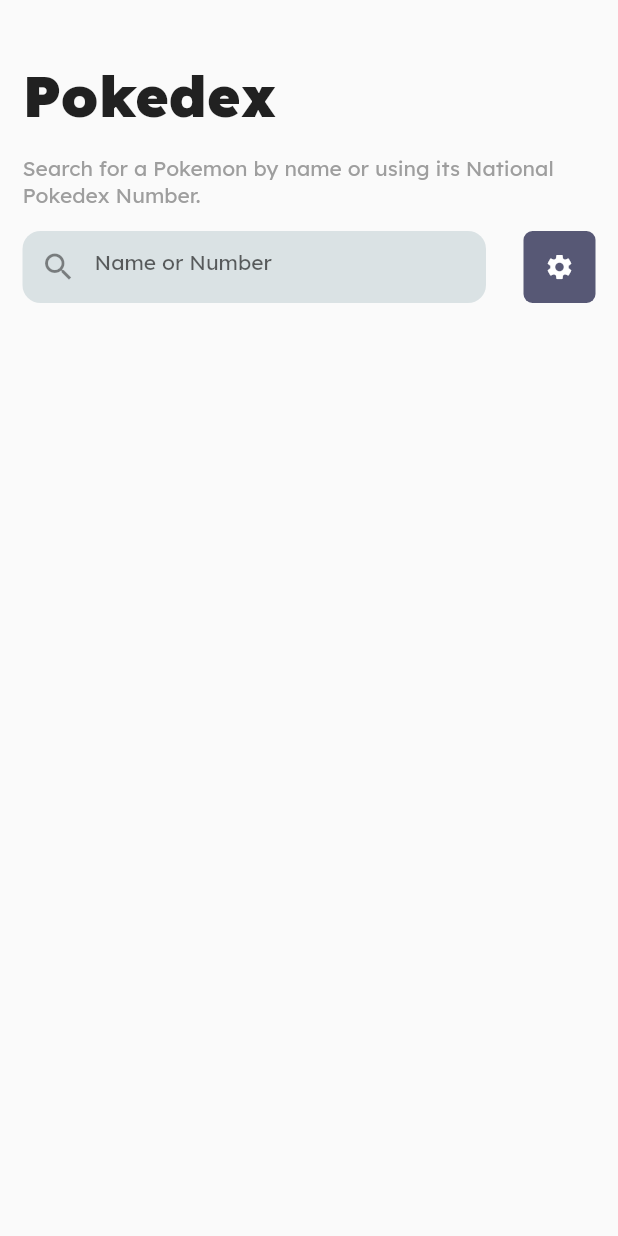
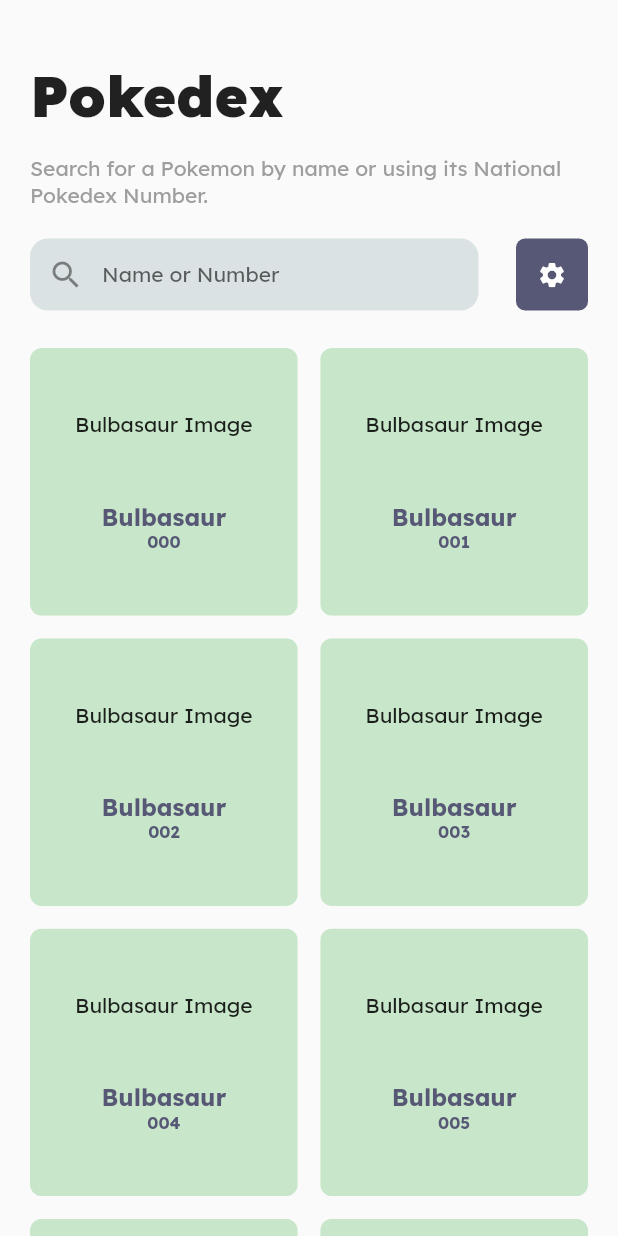
Before and after one commit to TzuChaeDahy/pokedex_app, a Flutter app: the screen it shows after launch, on a phone screen of 412 x 824 dp. Run offline on Flutter 3.47's test engine with Material 2 defaults, Android fonts, the phone set to English and light mode, and no system bars; our stand-ins replace google_fonts.

Commit message:
added gridview, and fixed inputfield alignment

```diff
--- a/lib/main.dart
+++ b/lib/main.dart
@@ -17,6 +17,7 @@ class MyApp extends StatelessWidget {
       home: const HomePage(),
       theme: ThemeData(
         textTheme: GoogleFonts.lexendTextTheme(textTheme),
+        primarySwatch: Colors.deepPurple,
       ),
     );
   }
--- a/lib/src/pages/home_page.dart
+++ b/lib/src/pages/home_page.dart
@@ -14,29 +14,31 @@ class _HomePageState extends State<HomePage> {
       body: Padding(
         padding: const EdgeInsets.only(
           top: 40,
-          right: 15,
-          left: 15,
+          right: 20,
+          left: 20,
         ),
         child: Column(
           children: [
             Column(
               crossAxisAlignment: CrossAxisAlignment.start,
-              children: [
-                const Text(
+              children: const [
+                Text(
                   "Pokedex",
                   style: TextStyle(fontSize: 38, fontWeight: FontWeight.w900),
                 ),
-                const SizedBox(
+                SizedBox(
                   height: 15,
                 ),
-                const Text(
+                Text(
                   "Search for a Pokemon by name or using its National Pokedex Number.",
                   style: TextStyle(
                     color: Colors.grey,
                   ),
                 ),
+              ],
+            ),
             const SizedBox(
-                  height: 15,
+              height: 20,
             ),
             Row(
               children: [
@@ -49,6 +51,7 @@ class _HomePageState extends State<HomePage> {
                       ),
                     ),
                     child: const TextField(
+                      textAlignVertical: TextAlignVertical.center,
                       style: TextStyle(fontSize: 14),
                       decoration: InputDecoration(
                         hintText: "Name or Number",
@@ -76,8 +79,53 @@ class _HomePageState extends State<HomePage> {
                   ),
                 ),
               ],
-                )
+            ),
+            const SizedBox(
+              height: 25,
+            ),
+            Expanded(
+              child: GridView.count(
+                mainAxisSpacing: 15,
+                crossAxisSpacing: 15,
+                crossAxisCount: 2,
+                children: List.generate(20, (index) {
+                  return ClipRRect(
+                    borderRadius: const BorderRadius.all(
+                      Radius.circular(8),
+                    ),
+                    child: Container(
+                      color: Colors.green[100],
+                      child: Column(
+                        mainAxisAlignment: MainAxisAlignment.spaceEvenly,
+                        crossAxisAlignment: CrossAxisAlignment.center,
+                        children: [
+                          const Text("Bulbasaur Image"),
+                          Column(
+                            children: [
+                              const Text(
+                                "Bulbasaur",
+                                style: TextStyle(
+                                  color: Color(0xFF575875),
+                                  fontWeight: FontWeight.bold,
+                                  fontSize: 16,
+                                ),
+                              ),
+                              Text(
+                                "00$index",
+                                style: const TextStyle(
+                                  color: Color(0xFF575875),
+                                  fontWeight: FontWeight.bold,
+                                  fontSize: 11,
+                                ),
+                              ),
                             ],
+                          ),
+                        ],
+                      ),
+                    ),
+                  );
+                }),
+              ),
             ),
           ],
         ),
```
Lines whose indentation alone changed are shown as unchanged.
